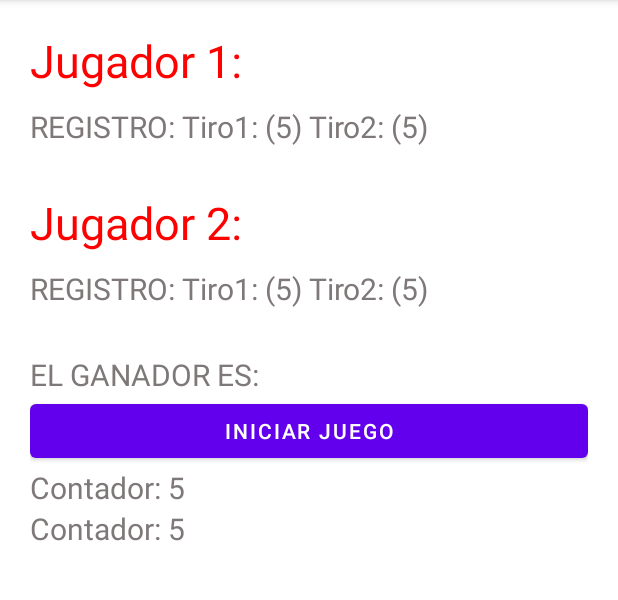
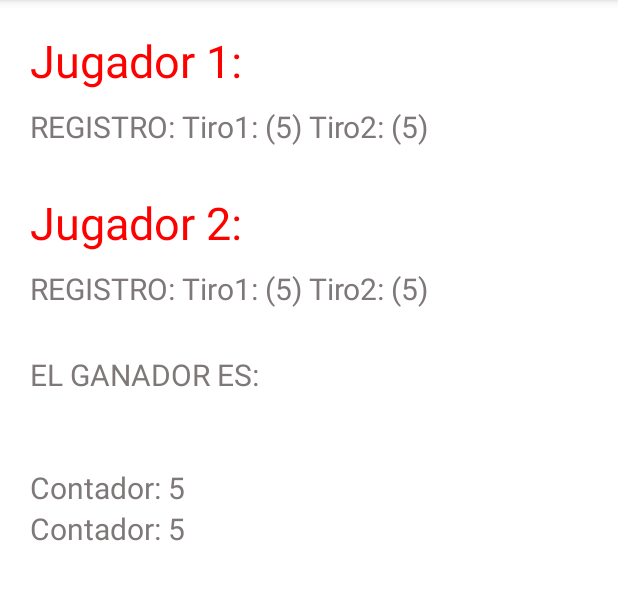
Before and after one commit to keiryoseli99/LADM_U2_SincronizacionDeHilos, an Android app: the screen it shows after launch (MainActivity), after a tap on "INICIAR JUEGO", on a phone screen of 412 x 824 dp, the part 84-684 px from its top. Run offline under Robolectric (Android 15) with nearby library versions, the phone set to English and light mode, and no system bars.

```diff
--- a/app/src/main/java/mx/tecnm/tepic/ladm_u2_ejercicio7_sincronizaciondehilos/MainActivity.kt
+++ b/app/src/main/java/mx/tecnm/tepic/ladm_u2_ejercicio7_sincronizaciondehilos/MainActivity.kt
@@ -2,7 +2,7 @@ package mx.tecnm.tepic.ladm_u2_ejercicio7_sincronizaciondehilos
 
 import androidx.appcompat.app.AppCompatActivity
 import android.os.Bundle
-import android.os.CountDownTimer
+import android.view.View
 import android.widget.Toast
 import kotlinx.android.synthetic.main.activity_main.*
 import java.lang.Exception
@@ -15,32 +15,39 @@ class MainActivity : AppCompatActivity() {
         super.onCreate(savedInstanceState)
         setContentView(R.layout.activity_main)
 
+        var start = true
+
         button.setOnClickListener {
+            button.visibility = View.INVISIBLE
             try {
                 hilo1.start()
                 hilo2.start()
-
                 Join(1)
-
-                if (hilo1.jugando == false) {
-                    if (hilo1.r1>hilo2.r2){
-                        textView5.text = "EL GANADOR ES: Juegador1"
-                    }
-                    if (hilo1.r1<hilo2.r2){
-                        textView5.text = "EL GANADOR ES: Juegador2"
-                    }
-                    if (hilo1.r1==hilo2.r2){
-                        textView5.text = "EMPATE!!!"
-                    }
-                }
+                fin()
             }catch (io: Exception){
                 Toast.makeText(this, "ERROR", Toast.LENGTH_LONG).show()
             }
+
         }
+
     }
     fun Join(tiempo:Int){
         hilo1.join(tiempo.toLong())
         hilo2.join(tiempo.toLong())
+    }
+    fun fin(){
+        if (hilo1.jugando == false && hilo2.jugando == false) {
+            if (hilo1.r1>hilo2.r2){
+                textView5.text = "EL GANADOR ES: Juegador1"
+            }
+            if (hilo1.r1<hilo2.r2){
+                textView5.text = "EL GANADOR ES: Juegador2"
+            }
+            if (hilo1.r1==hilo2.r2){
+                textView5.text = "EMPATE!!!"
+            }
+            button.visibility = View.VISIBLE
+        }
     }
 }
 
```
